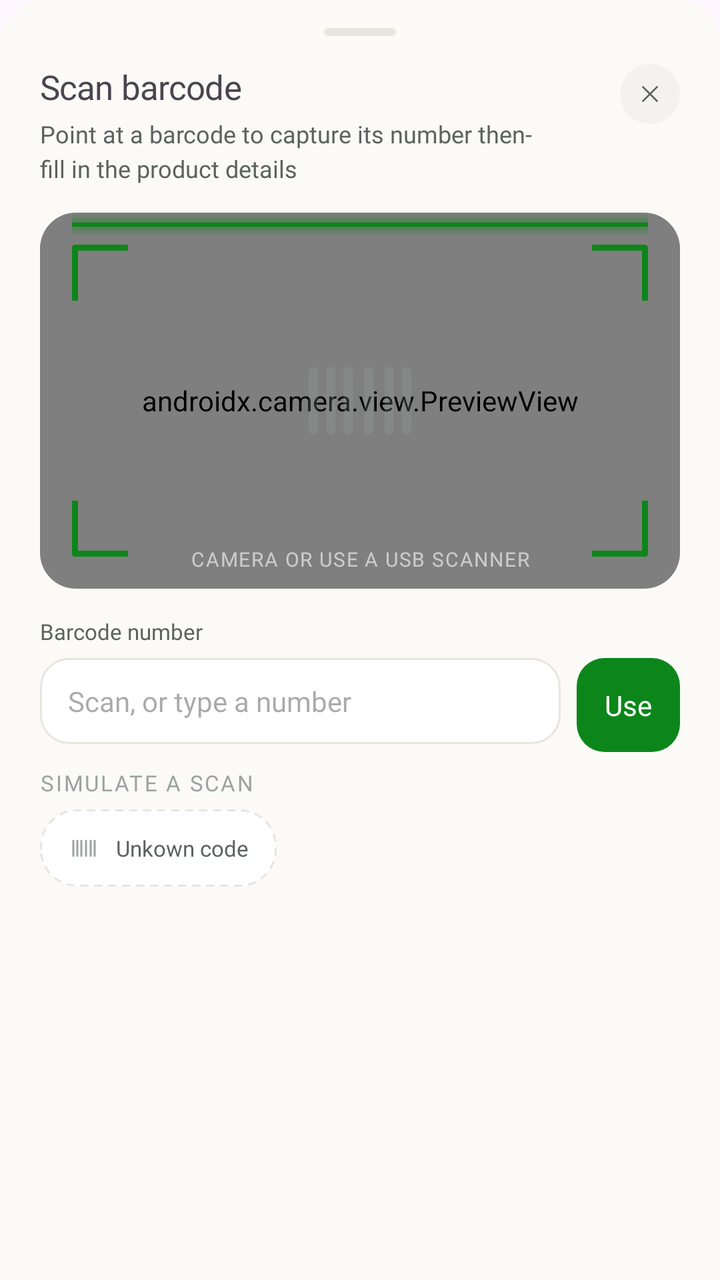
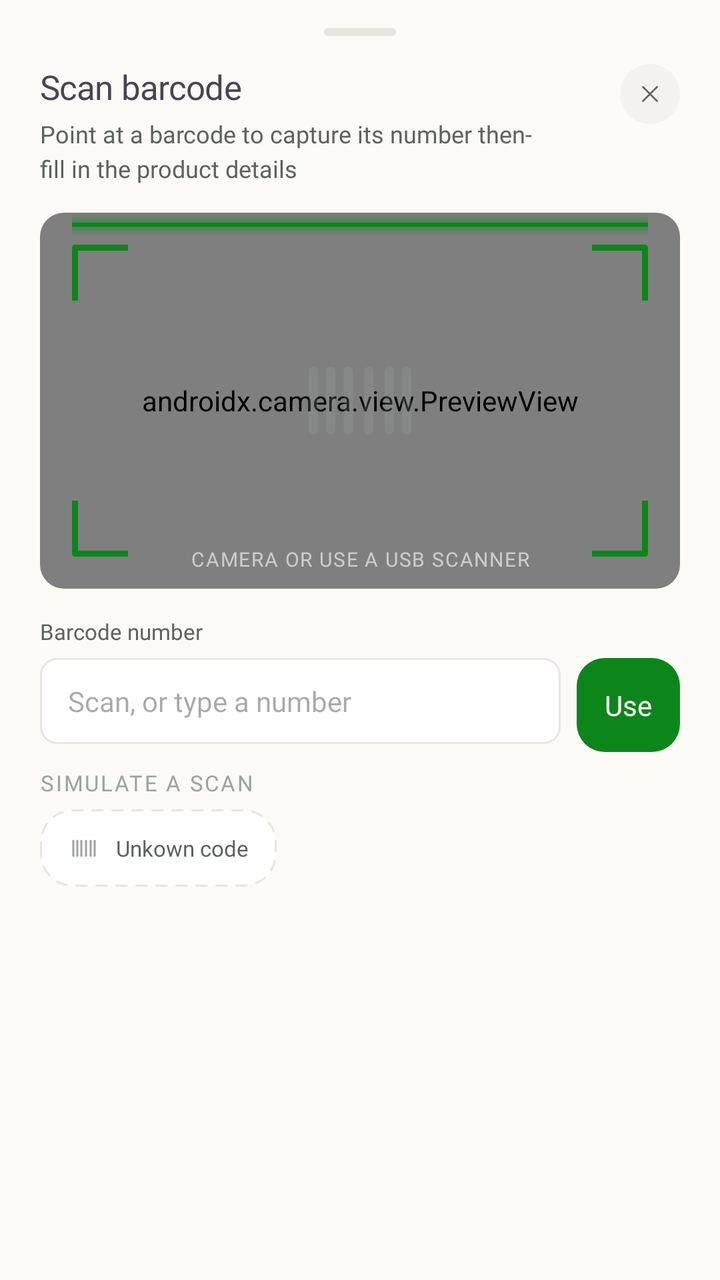

Two renders of the same Android screen: before a commit and after it. Below are the layout's source before the change and the commit's diff.
<!-- AndroidManifest.xml: application theme Theme.InvoiceGenerator -->
<!-- res/layout/bottom_sheet_scan_barcode.xml -->
<?xml version="1.0" encoding="utf-8"?>
<androidx.constraintlayout.widget.ConstraintLayout xmlns:android="http://schemas.android.com/apk/res/android"
    android:layout_width="match_parent"
    android:layout_height="match_parent"
    xmlns:app="http://schemas.android.com/apk/res-auto"
    android:background="@drawable/bottom_sheet_bg"
    android:paddingTop="8dp"
    android:paddingBottom="28dp"
    android:paddingHorizontal="20dp">
    <View
        android:id="@+id/drag_handle"
        android:layout_width="36dp"
        android:layout_height="4dp"
        android:background="@drawable/drag_handle_bg"
        android:layout_marginTop="6dp"
        app:layout_constraintStart_toStartOf="parent"
        app:layout_constraintEnd_toEndOf="parent"
        app:layout_constraintTop_toTopOf="parent"
        />

    <TextView
        android:id="@+id/scan_barcode_heading"
        android:layout_width="wrap_content"
        android:layout_height="wrap_content"
        android:text="Scan barcode"
        android:textSize="17sp"
        android:fontFamily="@font/inter_bold"
        android:layout_marginTop="14dp"
        app:layout_constraintTop_toBottomOf="@id/drag_handle"
        app:layout_constraintStart_toStartOf="parent"
        android:letterSpacing="-0.015"
        />
    <TextView
        android:id="@+id/subtitle"
        android:layout_width="wrap_content"
        android:layout_height="wrap_content"
        android:text="Point at a barcode to capture its number then- \nfill in the product details"
        android:textColor="#5C625E"
        android:textSize="12sp"
        android:fontFamily="@font/inter"
        android:lineSpacingMultiplier="1.2"
        android:layout_marginTop="4dp"
        app:layout_constraintTop_toBottomOf="@id/scan_barcode_heading"
        app:layout_constraintStart_toStartOf="parent"/>

    <androidx.constraintlayout.widget.ConstraintLayout
        android:id="@+id/closebtn"
        android:layout_width="30dp"
        android:layout_height="30dp"
        android:background="@drawable/avatar_crossed_state_bg"
        android:backgroundTint="#F4F2EE"
        app:layout_constraintTop_toTopOf="@id/scan_barcode_heading"
        android:layout_marginLeft="12dp"
        app:layout_constraintEnd_toEndOf="parent">

        <ImageView
            android:layout_width="14dp"
            android:layout_height="14dp"
            android:background="@drawable/ic_close"
            app:layout_constraintTop_toTopOf="parent"
            app:layout_constraintStart_toStartOf="parent"
            app:layout_constraintBottom_toBottomOf="parent"
            app:layout_constraintEnd_toEndOf="parent"/>
    </androidx.constraintlayout.widget.ConstraintLayout>

    <androidx.constraintlayout.widget.ConstraintLayout
        android:id="@+id/scanBox"
        android:layout_width="match_parent"
        android:layout_height="188dp"
        android:background="@drawable/scan_barcode_box_bg"
        android:layout_marginTop="14dp"

        android:clipToOutline="true"
        app:layout_constraintStart_toStartOf="parent"
        app:layout_constraintTop_toBottomOf="@id/subtitle">
        <androidx.camera.view.PreviewView
            android:id="@+id/previewView"
            android:layout_width="0dp"
            android:layout_height="0dp"
            app:layout_constraintTop_toTopOf="parent"
            app:layout_constraintBottom_toBottomOf="parent"
            app:layout_constraintStart_toStartOf="parent"
            app:layout_constraintEnd_toEndOf="parent" />
        <ImageView
            android:id="@+id/bracketTopLeft"
            android:layout_width="28dp"
            android:layout_height="28dp"
            android:layout_margin="16dp"
            android:src="@drawable/ic_corner_brackets"
            app:layout_constraintTop_toTopOf="parent"
            app:layout_constraintStart_toStartOf="parent" />

        <ImageView
            android:id="@+id/bracketTopRight"
            android:layout_width="28dp"
            android:layout_height="28dp"
            android:layout_margin="16dp"
            android:rotation="90"
            android:src="@drawable/ic_corner_brackets"
            app:layout_constraintTop_toTopOf="parent"
            app:layout_constraintEnd_toEndOf="parent" />

        <ImageView
            android:id="@+id/bracketBottomRight"
            android:layout_width="28dp"
            android:layout_height="28dp"
            android:layout_margin="16dp"
            android:rotation="180"
            android:src="@drawable/ic_corner_brackets"
            app:layout_constraintBottom_toBottomOf="parent"
            app:layout_constraintEnd_toEndOf="parent" />

        <ImageView
            android:id="@+id/bracketBottomLeft"
            android:layout_width="28dp"
            android:layout_height="28dp"
            android:layout_margin="16dp"
            android:rotation="270"
            android:src="@drawable/ic_corner_brackets"
            app:layout_constraintBottom_toBottomOf="parent"
            app:layout_constraintStart_toStartOf="parent" />

        <ImageView
            android:layout_width="70dp"
            android:layout_height="70dp"
            android:background="@drawable/ic_barcode"
            android:alpha="0.25"
            app:layout_constraintStart_toStartOf="parent"
            app:layout_constraintEnd_toEndOf="parent"
            app:layout_constraintTop_toTopOf="parent"
            app:layout_constraintBottom_toBottomOf="parent"
            />
        <view class="android.widget.ImageView"
            android:id="@+id/scanLine"
            android:layout_width="0dp"
            android:layout_height="12dp"
            android:background="@drawable/scan_line"
            app:layout_constraintTop_toTopOf="parent"
            app:layout_constraintStart_toStartOf="parent"
            app:layout_constraintEnd_toEndOf="parent"
            android:layout_marginHorizontal="16dp"
            />

        <TextView
            android:layout_width="match_parent"
            android:layout_height="wrap_content"
            android:text="Camera or use a usb scanner"
            android:textSize="10sp"
            android:fontFamily="@font/inter_semibold"
            android:textColor="#99FFFFFF"
            android:letterSpacing="0.06"
            android:textAllCaps="true"
            android:gravity="center"
            android:paddingVertical="8dp"
            android:paddingHorizontal="12dp"
            app:layout_constraintStart_toStartOf="parent"
            app:layout_constraintEnd_toEndOf="parent"
            app:layout_constraintBottom_toBottomOf="parent"
            />

    </androidx.constraintlayout.widget.ConstraintLayout>


    <androidx.constraintlayout.widget.ConstraintLayout
        android:layout_width="match_parent"
        android:layout_height="wrap_content"
        android:background="@drawable/bg_error_warning"
        android:paddingVertical="10dp"
        android:paddingHorizontal="12dp"
        android:visibility="gone"
        android:layout_marginTop="14dp"
        app:layout_constraintStart_toStartOf="parent"
        app:layout_constraintEnd_toEndOf="parent"
        app:layout_constraintTop_toBottomOf="@id/scanBox"
        android:id="@+id/warningBox"
        >
        <ImageView
            android:layout_width="15dp"
            android:layout_height="15dp"
            android:background="@drawable/ic_close"
            android:backgroundTint="#C9433E"
            android:id="@+id/closeWarningBtn"
            app:layout_constraintStart_toStartOf="parent"
            app:layout_constraintTop_toTopOf="parent"
            app:layout_constraintBottom_toBottomOf="parent"
            />
        <TextView
            android:id="@+id/BarcodeErrorText"
            android:layout_width="wrap_content"
            android:layout_height="wrap_content"
            android:text="Not in catalogue.123456"
            android:textColor="#C9433E"
            android:textSize="12sp"
            android:fontFamily="@font/inter_semibold"
            app:layout_constraintStart_toEndOf="@id/closeWarningBtn"
            app:layout_constraintEnd_toStartOf="@id/addProductBtn"
            android:layout_marginStart="8dp"
            android:layout_marginEnd="8dp"
            app:layout_constraintTop_toTopOf="parent"
            app:layout_constraintBottom_toBottomOf="parent"
            />
        <Button
            android:id="@+id/addProductBtn"
            android:layout_width="wrap_content"
            android:layout_height="wrap_content"
            android:text="Add product"
            android:background="@drawable/bg_add_product_button"
            app:backgroundTint="@null"
            android:paddingTop="0dp"
            android:paddingBottom="0dp"
            android:minHeight="0dp"
            android:minWidth="0dp"
            android:insetTop="0dp"
            android:insetBottom="0dp"
            android:paddingHorizontal="11dp"
            android:paddingVertical="6dp"
            style="@style/Widget.AppCompat.Button"
            android:textSize="11sp"
            android:fontFamily="@font/inter_bold"
            app:layout_constraintEnd_toEndOf="parent"
            app:layout_constraintTop_toTopOf="parent"
            app:layout_constraintBottom_toBottomOf="parent"
            />




    </androidx.constraintlayout.widget.ConstraintLayout>


        

    <TextView
        android:layout_width="wrap_content"
        android:layout_height="wrap_content"
        android:id="@+id/barcodeNumHeading"
        android:layout_marginTop="14dp"
        android:text="Barcode number"
        app:layout_constraintStart_toStartOf="parent"
        app:layout_constraintTop_toBottomOf="@id/warningBox"
        android:fontFamily="@font/inter_medium"
        android:textSize="11sp"
        android:textColor="#5C625E"
        />
    <EditText
        android:id="@+id/barcodeNumInput"
        android:layout_width="0dp"
        app:layout_constraintVertical_weight="1"
        android:layout_height="wrap_content"
        android:background="@drawable/bg_input_field"
        app:layout_constraintEnd_toStartOf="@id/useCodeBtn"
        app:layout_constraintTop_toBottomOf="@id/barcodeNumHeading"
        app:layout_constraintStart_toStartOf="parent"
        android:paddingVertical="12dp"
        android:paddingHorizontal="14dp"
        android:layout_marginEnd="8dp"
        android:fontFamily="@font/inter_medium"
        android:hint="Scan, or type a number"
        android:layout_marginTop="6dp"
        android:textSize="14dp"

        />
    <TextView
        android:id="@+id/useCodeBtn"
        android:layout_width="wrap_content"
        android:layout_height="wrap_content"
        android:background="@drawable/green_btn_bg"
        android:text="Use"
        android:textColor="#FFFFFF"
        android:gravity="center"
        android:padding="14dp"
        android:textSize="14sp"
        android:fontFamily="@font/inter_semibold"
        app:layout_constraintTop_toBottomOf="@id/barcodeNumHeading"
        app:layout_constraintEnd_toEndOf="parent"
        android:layout_marginTop="6dp"
        />

    <TextView
        android:id="@+id/simulateScanHeading"
        android:layout_width="wrap_content"
        android:layout_height="wrap_content"
        android:layout_marginTop="12dp"
        android:text="SIMULATE A SCAN"
        android:textSize="11sp"
        android:textColor="#9CA3A0"
        android:fontFamily="@font/inter_semibold"
        android:letterSpacing="0.08"
        app:layout_constraintStart_toStartOf="parent"
        app:layout_constraintTop_toBottomOf="@id/barcodeNumInput"
        />
    <EditText
        android:id="@+id/unknownCodeText"
        android:layout_width="wrap_content"
        android:layout_height="wrap_content"
        android:background="@drawable/home_dotted_card_bg"
        android:text="Unkown code"
        android:fontFamily="@font/inter_semibold"
        android:paddingStart="38dp"
        android:paddingTop="12dp"
        android:paddingEnd="14dp"
        android:paddingBottom="12dp"
        android:textSize="11sp"
        android:textColor="#5C625E"
        app:layout_constraintStart_toStartOf="parent"
        app:layout_constraintTop_toBottomOf="@id/simulateScanHeading"
        android:layout_marginTop="6dp"
        />
    <TextView
        android:layout_width="wrap_content"
        android:layout_height="wrap_content"
        android:background="@drawable/ic_barcode"
        android:textColor="#9CA3A0"
        android:textSize="13sp"
        android:fontFamily="@font/inter_medium"
        android:layout_marginStart="14dp"
        app:layout_constraintTop_toTopOf="@id/unknownCodeText"
        app:layout_constraintBottom_toBottomOf="@id/unknownCodeText"
        app:layout_constraintStart_toStartOf="@id/unknownCodeText"
        />

    <Button
        android:layout_marginTop="16dp"
        android:id="@+id/additemUsingBarcodeBtn"
        android:layout_width="match_parent"
        android:layout_height="wrap_content"
        android:text="Done.1 item on invoice"
        android:paddingHorizontal="14dp"
        android:textAllCaps="false"
        android:textSize="14sp"
        android:fontFamily="@font/inter_semibold"
        android:textColor="@color/bg_cream"
        app:backgroundTint="@null"
        android:background="@drawable/green_btn_bg"
        android:backgroundTint="@color/btn_bg_dark"
        android:visibility="gone"
        app:layout_constraintStart_toStartOf="parent"
        app:layout_constraintEnd_toEndOf="parent"
        app:layout_constraintTop_toBottomOf="@id/unknownCodeText"
    />




</androidx.constraintlayout.widget.ConstraintLayout>
<!-- resources referenced by this layout -->
<resources>
  <color name="bg_cream">#FBFAF7</color>
  <color name="btn_bg_dark">#171817</color>
  <!-- drawable bg_add_product_button (drawable) -->
  <?xml version="1.0" encoding="utf-8"?>
  <shape xmlns:android="http://schemas.android.com/apk/res/android"
      android:shape="rectangle">
      <solid android:color="@color/btn_bg_dark"/>
      <corners android:radius="10dp"/>
  
  </shape>
  <!-- drawable bg_error_warning (drawable) -->
  <?xml version="1.0" encoding="utf-8"?>
  <shape xmlns:android="http://schemas.android.com/apk/res/android"
      android:shape="rectangle">
      <corners android:radius="14dp"/>
      <solid android:color="#FBE9E8"/>
  
  
  </shape>
  <!-- drawable bg_input_field (drawable) -->
  <?xml version="1.0" encoding="utf-8"?>
  <shape xmlns:android="http://schemas.android.com/apk/res/android"
      android:shape="rectangle">
      <solid android:color="#FFFFFF"/>
      <stroke android:width="1dp"
          android:color="#E8E5DF"/>
      <corners android:radius="14dp"/>
  
  </shape>
  <!-- drawable bottom_sheet_bg (drawable) -->
  <?xml version="1.0" encoding="utf-8"?>
  <shape xmlns:android="http://schemas.android.com/apk/res/android">
      <solid android:color="#FBFAF7" />
      <corners
          android:topLeftRadius="22dp"
          android:topRightRadius="22dp"
          android:bottomLeftRadius="0dp"
          android:bottomRightRadius="0dp" />
  </shape>
  <!-- drawable drag_handle_bg (drawable) -->
  <?xml version="1.0" encoding="utf-8"?>
  <shape xmlns:android="http://schemas.android.com/apk/res/android">
      <solid android:color="#E8E5DF" />
      <corners android:radius="2dp" />
  </shape>
  <!-- drawable green_btn_bg (drawable) -->
  <?xml version="1.0" encoding="utf-8"?>
  <shape xmlns:android="http://schemas.android.com/apk/res/android">
      <solid android:color="#0C861A" />
      <corners android:radius="14dp" />
  </shape>
  <!-- drawable home_dotted_card_bg (drawable) -->
  <?xml version="1.0" encoding="utf-8"?>
  <shape xmlns:android="http://schemas.android.com/apk/res/android">
      <solid android:color="#FFFFFF" />
      <corners android:radius="18dp" />
      <stroke
          android:width="1dp"
          android:color="#E8E5DF"
          android:dashWidth="4dp"
          android:dashGap="3dp" />
  </shape>
  <!-- drawable ic_close (drawable) -->
  <?xml version="1.0" encoding="utf-8"?>
  <vector xmlns:android="http://schemas.android.com/apk/res/android"
      android:width="14dp"
      android:height="14dp"
      android:viewportWidth="24"
      android:viewportHeight="24">
  
      <path
          android:pathData="M6,6 L18,18"
          android:strokeColor="#5C625E"
          android:strokeWidth="1.6"
          android:strokeLineCap="round"
          android:strokeLineJoin="round" />
  
      <path
          android:pathData="M18,6 L6,18"
          android:strokeColor="#5C625E"
          android:strokeWidth="1.6"
          android:strokeLineCap="round"
          android:strokeLineJoin="round" />
  
  </vector>
  <!-- drawable scan_barcode_box_bg (drawable) -->
  <shape xmlns:android="http://schemas.android.com/apk/res/android"
      android:shape="rectangle">
  
      <solid android:color="#111111" />
  
      <stroke
          android:width="1dp"
          android:color="#E8E5DF" />
  
      <corners android:radius="18dp" />
  
  </shape>
  <style name="Theme.InvoiceGenerator" parent="Base.Theme.InvoiceGenerator" />
  <color name="tickedColorbg">#22A06B</color>
  <style name="Base.Theme.InvoiceGenerator" parent="Theme.Material3.DayNight.NoActionBar">
          <item name="android:navigationBarColor">@android:color/transparent</item>
          <item name="android:statusBarColor">@android:color/transparent</item>
          <item name="android:windowLightNavigationBar">true</item>
      </style>
  <!-- unchanged entries left out for length: 4 -->
</resources>

<!-- the commit's change to res/layout/bottom_sheet_scan_barcode.xml (unified diff, before → after) -->
@@ -35,7 +35,7 @@
         android:layout_width="wrap_content"
         android:layout_height="wrap_content"
         android:text="Point at a barcode to capture its number then- \nfill in the product details"
-        android:textColor="#5C625E"
+        android:textColor="@color/text_grey"
         android:textSize="12sp"
         android:fontFamily="@font/inter"
         android:lineSpacingMultiplier="1.2"
@@ -48,7 +48,7 @@
         android:layout_width="30dp"
         android:layout_height="30dp"
         android:background="@drawable/avatar_crossed_state_bg"
-        android:backgroundTint="#F4F2EE"
+        android:backgroundTint="@color/greyish_white"
         app:layout_constraintTop_toTopOf="@id/scan_barcode_heading"
         android:layout_marginLeft="12dp"
         app:layout_constraintEnd_toEndOf="parent">
@@ -240,7 +240,7 @@
         app:layout_constraintTop_toBottomOf="@id/warningBox"
         android:fontFamily="@font/inter_medium"
         android:textSize="11sp"
-        android:textColor="#5C625E"
+        android:textColor="@color/text_grey"
         />
     <EditText
         android:id="@+id/barcodeNumInput"
@@ -266,7 +266,7 @@
         android:layout_height="wrap_content"
         android:background="@drawable/green_btn_bg"
         android:text="Use"
-        android:textColor="#FFFFFF"
+        android:textColor="@color/on_primary_text"
         android:gravity="center"
         android:padding="14dp"
         android:textSize="14sp"
@@ -283,7 +283,7 @@
         android:layout_marginTop="12dp"
         android:text="SIMULATE A SCAN"
         android:textSize="11sp"
-        android:textColor="#9CA3A0"
+        android:textColor="@color/text_secondary"
         android:fontFamily="@font/inter_semibold"
         android:letterSpacing="0.08"
         app:layout_constraintStart_toStartOf="parent"
@@ -301,7 +301,7 @@
         android:paddingEnd="14dp"
         android:paddingBottom="12dp"
         android:textSize="11sp"
-        android:textColor="#5C625E"
+        android:textColor="@color/text_grey"
         app:layout_constraintStart_toStartOf="parent"
         app:layout_constraintTop_toBottomOf="@id/simulateScanHeading"
         android:layout_marginTop="6dp"
@@ -310,7 +310,7 @@
         android:layout_width="wrap_content"
         android:layout_height="wrap_content"
         android:background="@drawable/ic_barcode"
-        android:textColor="#9CA3A0"
+        android:textColor="@color/text_secondary"
         android:textSize="13sp"
         android:fontFamily="@font/inter_medium"
         android:layout_marginStart="14dp"
<!-- resource entries referenced after the edit -->
@@ -2,6 +2,10 @@
 <resources>
   <color name="bg_cream">#FBFAF7</color>
   <color name="btn_bg_dark">#171817</color>
+  <color name="greyish_white">#F4F2EE</color>
+  <color name="on_primary_text">#FFFFFF</color>
+  <color name="text_grey">#5C625E</color>
+  <color name="text_secondary">#9CA3A0</color>
   <!-- drawable bg_add_product_button (drawable) -->
   <?xml version="1.0" encoding="utf-8"?>
   <shape xmlns:android="http://schemas.android.com/apk/res/android"
@@ -21,28 +25,21 @@
   </shape>
   <!-- drawable bg_input_field (drawable) -->
   <?xml version="1.0" encoding="utf-8"?>
-  <shape xmlns:android="http://schemas.android.com/apk/res/android"
-      android:shape="rectangle">
-      <solid android:color="#FFFFFF"/>
-      <stroke android:width="1dp"
-          android:color="#E8E5DF"/>
-      <corners android:radius="14dp"/>
-  
+  <shape xmlns:android="http://schemas.android.com/apk/res/android">
+      <solid android:color="@color/white"/>
+      <corners android:radius="8dp"/>
+      <stroke android:width="1dp" android:color="@color/btn_border_light"/>
   </shape>
   <!-- drawable bottom_sheet_bg (drawable) -->
   <?xml version="1.0" encoding="utf-8"?>
   <shape xmlns:android="http://schemas.android.com/apk/res/android">
-      <solid android:color="#FBFAF7" />
-      <corners
-          android:topLeftRadius="22dp"
-          android:topRightRadius="22dp"
-          android:bottomLeftRadius="0dp"
-          android:bottomRightRadius="0dp" />
+      <solid android:color="@color/bg_cream" />
+      <corners android:topLeftRadius="20dp" android:topRightRadius="20dp"/>
   </shape>
   <!-- drawable drag_handle_bg (drawable) -->
   <?xml version="1.0" encoding="utf-8"?>
   <shape xmlns:android="http://schemas.android.com/apk/res/android">
-      <solid android:color="#E8E5DF" />
+      <solid android:color="@color/btn_border_light" />
       <corners android:radius="2dp" />
   </shape>
   <!-- drawable green_btn_bg (drawable) -->
@@ -54,13 +51,13 @@
   <!-- drawable home_dotted_card_bg (drawable) -->
   <?xml version="1.0" encoding="utf-8"?>
   <shape xmlns:android="http://schemas.android.com/apk/res/android">
-      <solid android:color="#FFFFFF" />
-      <corners android:radius="18dp" />
+      <solid android:color="@color/white" />
+      <corners android:radius="16dp" />
       <stroke
           android:width="1dp"
-          android:color="#E8E5DF"
-          android:dashWidth="4dp"
-          android:dashGap="3dp" />
+          android:color="@color/btn_border_light"
+          android:dashWidth="6dp"
+          android:dashGap="4dp" />
   </shape>
   <!-- drawable ic_close (drawable) -->
   <?xml version="1.0" encoding="utf-8"?>
@@ -72,38 +69,37 @@
   
       <path
           android:pathData="M6,6 L18,18"
-          android:strokeColor="#5C625E"
+          android:strokeColor="@color/text_grey"
           android:strokeWidth="1.6"
           android:strokeLineCap="round"
           android:strokeLineJoin="round" />
   
       <path
           android:pathData="M18,6 L6,18"
-          android:strokeColor="#5C625E"
+          android:strokeColor="@color/text_grey"
           android:strokeWidth="1.6"
           android:strokeLineCap="round"
           android:strokeLineJoin="round" />
   
   </vector>
   <!-- drawable scan_barcode_box_bg (drawable) -->
-  <shape xmlns:android="http://schemas.android.com/apk/res/android"
-      android:shape="rectangle">
-  
-      <solid android:color="#111111" />
-  
+  <?xml version="1.0" encoding="utf-8"?>
+  <shape xmlns:android="http://schemas.android.com/apk/res/android">
+      <corners android:radius="12dp"/>
+      <solid android:color="@color/greyish_white" />
       <stroke
           android:width="1dp"
-          android:color="#E8E5DF" />
-  
-      <corners android:radius="18dp" />
-  
+          android:color="@color/btn_border_light" />
   </shape>
   <style name="Theme.InvoiceGenerator" parent="Base.Theme.InvoiceGenerator" />
   <color name="tickedColorbg">#22A06B</color>
+  <color name="white">#FFFFFF</color>
+  <color name="btn_border_light">#E8E5DF</color>
   <style name="Base.Theme.InvoiceGenerator" parent="Theme.Material3.DayNight.NoActionBar">
           <item name="android:navigationBarColor">@android:color/transparent</item>
           <item name="android:statusBarColor">@android:color/transparent</item>
-          <item name="android:windowLightNavigationBar">true</item>
+          <item name="android:windowBackground">@color/bg_cream</item>
+          <item name="android:windowLightNavigationBar" tools:targetApi="o_mr1">true</item>
       </style>
   <!-- unchanged entries left out for length: 4 -->
 </resources>
